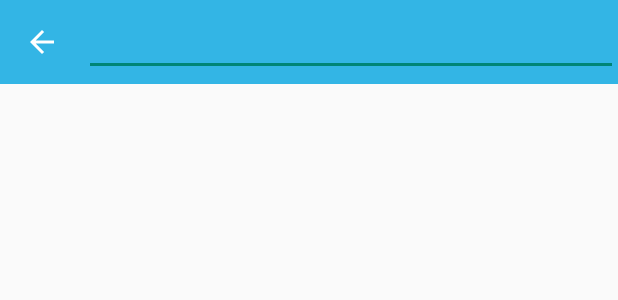
After one commit to mariakoszula/AwareBrowser, an Android app: the layout browser_toolbar.xml on its own in the app's theme, with its tools: preview values and no code run, on a phone screen of 412 x 824 dp. The commit adds this screen. Shown: the top 300 px of the screen. Run offline under Robolectric (Android 15) with nearby library versions, the phone set to English and light mode, and no system bars.

Commit message:
Make MainActivity with ActionBarActivty to prepare Toolbar and working Menu.

```diff
--- a/app/build.gradle
+++ b/app/build.gradle
@@ -6,7 +6,7 @@ android {
 
     defaultConfig {
         applicationId "com.monitoringtool.awarebrowser"
-        minSdkVersion 10
+        minSdkVersion 11
         targetSdkVersion 22
         versionCode 1
         versionName "1.0"
@@ -25,4 +25,5 @@ dependencies {
     compile 'com.awareframework:aware-core:+@aar'
     compile 'com.android.support:cardview-v7:22.2.0'
     compile 'com.google.android.gms:play-services:7.5.0'
+    compile 'com.android.support:support-v4:22.2.0'
 }
--- /dev/null
+++ b/app/src/main/res/layout/browser_toolbar.xml
@@ -0,0 +1,20 @@
+<?xml version="1.0" encoding="utf-8"?>
+<android.support.v7.widget.Toolbar xmlns:android="http://schemas.android.com/apk/res/android"
+    android:layout_width="match_parent" android:layout_height="wrap_content"
+    android:layout_centerVertical="true"
+    android:id="@+id/browser_toolbar"
+    android:gravity="start|center_vertical"
+    android:minHeight="?attr/actionBarSize"
+    android:theme="@style/Browser.Toolbar"
+    android:popupTheme="@style/Theme.Browser">
+        <EditText
+        android:layout_width="match_parent"
+        android:layout_height="wrap_content"
+        android:id="@+id/website_name"
+        android:phoneNumber="false"
+        android:inputType="text"
+            />
+
+
+
+    </android.support.v7.widget.Toolbar>
--- a/app/src/main/res/values/styles.xml
+++ /dev/null
@@ -1,8 +0,0 @@
-<resources>
-
-    <!-- Base application theme. -->
-    <style name="AppTheme" parent="Theme.AppCompat.Light.DarkActionBar">
-        <!-- Customize your theme here. -->
-    </style>
-
-</resources>
--- /dev/null
+++ b/app/src/main/res/values/themes.xml
@@ -0,0 +1,19 @@
+<?xml version="1.0" encoding="utf-8"?>
+<resources>
+    <style name="Theme.Browser" parent="Theme.AppCompat.Light.NoActionBar">
+        <item name="android:windowActionBar">false</item>
+        <item name="android:windowNoTitle">true</item>
+        <item name="toolbarStyle">@style/Browser.Toolbar</item>
+        <item name="windowActionBar">false</item>
+        <item name="android:textColor">#000000</item>
+    </style>
+
+    <style name="Browser.Toolbar" parent="ThemeOverlay.AppCompat.ActionBar">
+        <item name="android:layout_gravity">center_vertical</item>
+        <item name="android:background">#33B5E5</item>
+        <item name="android:textColor">#FFFFFF</item>
+        <item name="android:textColorPrimary">#FFFFFF</item>
+        <item name="android:textColorSecondary">#FFFFFF</item>
+        <item name="navigationIcon">?attr/homeAsUpIndicator</item>
+    </style>
+</resources>
```
Also changed, not shown: app/src/main/AndroidManifest.xml (+48 -87 lines), app/src/main/java/com/monitoringtool/awarebrowser/AboutActivity.java (added, +65 -0 lines), app/src/main/java/com/monitoringtool/awarebrowser/BrowserActivity.java (renamed from app/src/main/java/com/monitoringtool/awarebrowser/Browser.java, +25 -23 lines), app/src/main/java/com/monitoringtool/awarebrowser/BrowserProvider.java (+54 -1 lines), app/src/main/java/com/monitoringtool/awarebrowser/MainActivity.java (added, +44 -0 lines), app/src/main/res/drawable/search_selector.xml (added, +9 -0 lines), app/src/main/res/layout/activity_about.xml (added, +33 -0 lines), app/src/main/res/layout/activity_browser.xml (+1 -20 lines), app/src/main/res/layout/search.xml (added, +12 -0 lines), app/src/main/res/menu/menu_browser.xml (+15 -3 lines), app/src/main/res/values/strings.xml (+4 -3 lines).
